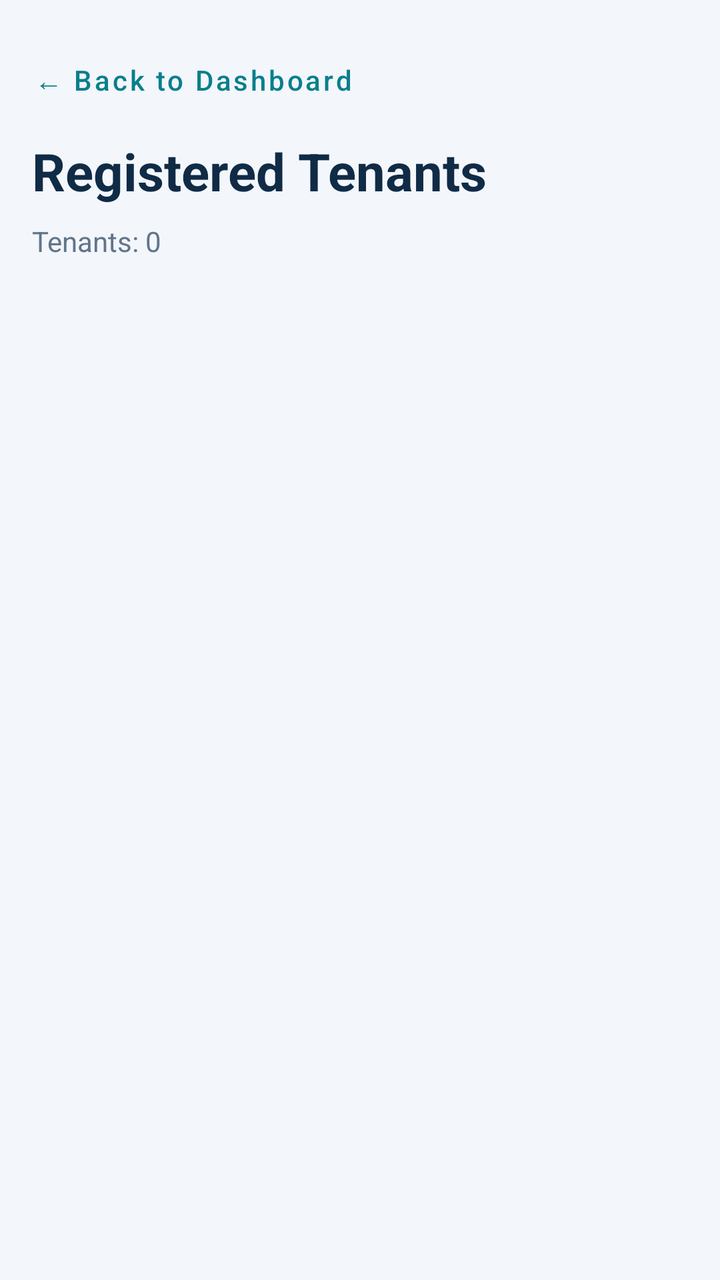
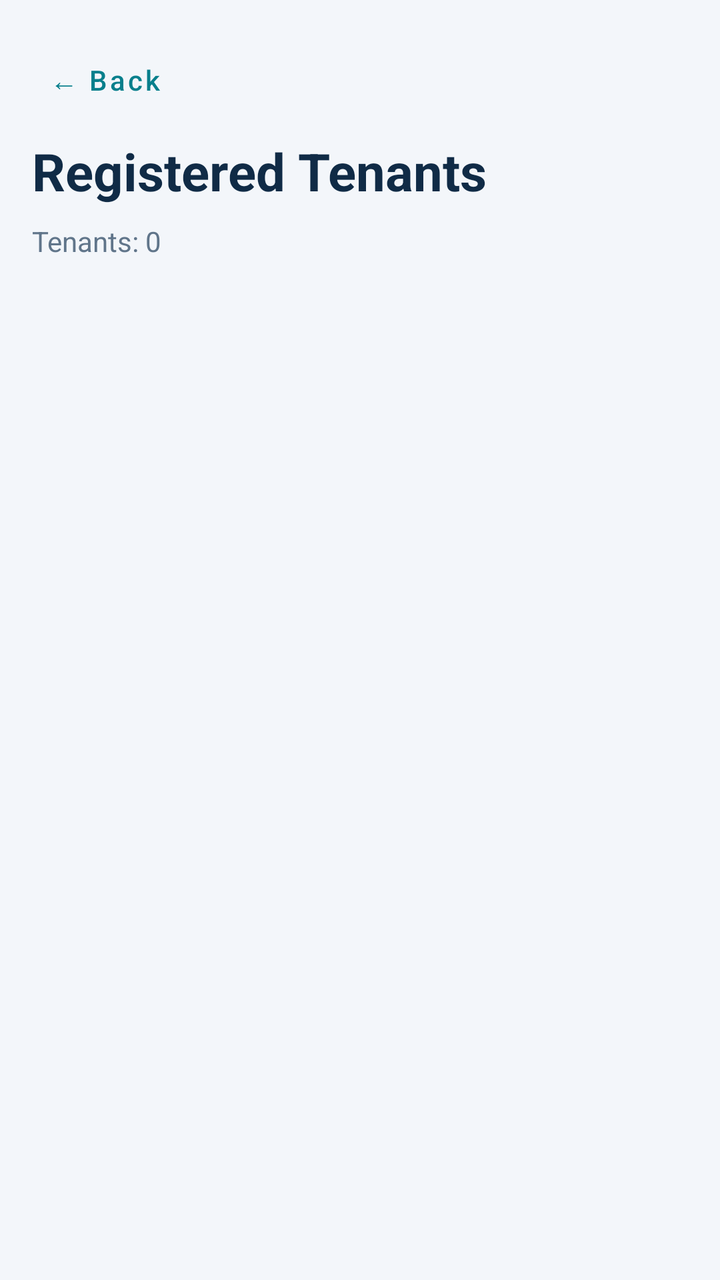

Before-and-after screenshots of an Android layout around one commit, followed by the original layout XML and the change that was made.
<!-- AndroidManifest.xml: application theme Theme.RentManagementSystem -->
<!-- res/layout/activity_view_tenants.xml -->
<?xml version="1.0" encoding="utf-8"?>
<LinearLayout xmlns:android="http://schemas.android.com/apk/res/android"
    android:layout_width="match_parent"
    android:layout_height="match_parent"
    android:orientation="vertical"
    android:background="#F3F6FA"
    android:padding="16dp">

    <Button
        android:id="@+id/btnBack"
        style="@style/Widget.MaterialComponents.Button.TextButton"
        android:layout_width="wrap_content"
        android:layout_height="wrap_content"
        android:layout_marginStart="-8dp"
        android:text="← Back to Dashboard"
        android:textAllCaps="false"
        android:textColor="#087F8C"
        android:textSize="14sp" />

    <TextView
        android:layout_width="match_parent"
        android:layout_height="wrap_content"
        android:layout_marginTop="4dp"
        android:text="Registered Tenants"
        android:textColor="#102B46"
        android:textSize="26sp"
        android:textStyle="bold" />

    <TextView
        android:id="@+id/tvTenantCount"
        android:layout_width="match_parent"
        android:layout_height="wrap_content"
        android:layout_marginTop="8dp"
        android:text="Tenants: 0"
        android:textColor="#60758A"
        android:textSize="14sp" />

    <TextView
        android:id="@+id/tvEmptyTenants"
        android:layout_width="match_parent"
        android:layout_height="wrap_content"
        android:layout_marginTop="24dp"
        android:gravity="center"
        android:text="No tenants registered yet."
        android:textColor="#60758A"
        android:textSize="16sp"
        android:visibility="gone" />

    <androidx.recyclerview.widget.RecyclerView
        android:id="@+id/rvTenants"
        android:layout_width="match_parent"
        android:layout_height="0dp"
        android:layout_weight="1"
        android:layout_marginTop="12dp"
        android:clipToPadding="false"
        android:paddingBottom="12dp" />

</LinearLayout>
<!-- resources referenced by this layout -->
<resources>
  <style name="Theme.RentManagementSystem" parent="Base.Theme.RentManagementSystem" />
  <style name="Base.Theme.RentManagementSystem" parent="Theme.Material3.DayNight.NoActionBar">
          
          
      </style>
</resources>

<!-- the commit's change to res/layout/activity_view_tenants.xml (unified diff, before → after) -->
@@ -12,7 +12,7 @@
         android:layout_width="wrap_content"
         android:layout_height="wrap_content"
         android:layout_marginStart="-8dp"
-        android:text="← Back to Dashboard"
+        android:text="← Back"
         android:textAllCaps="false"
         android:textColor="#087F8C"
         android:textSize="14sp" />
